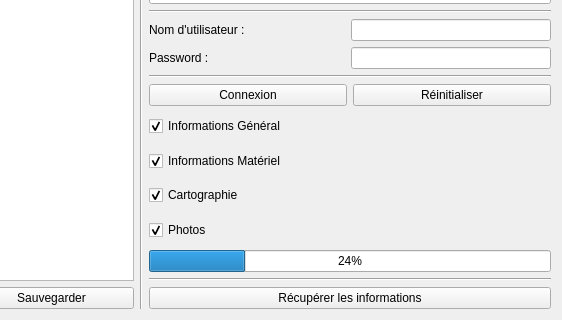
Before: the Qt Designer form Modules/Drone_State/Drone_State.ui in OCADrone/Desktop, drawn with Qt 5; both pictures show x 214 to 776 and y 180 to 500 of the 776 by 500 pixel window.
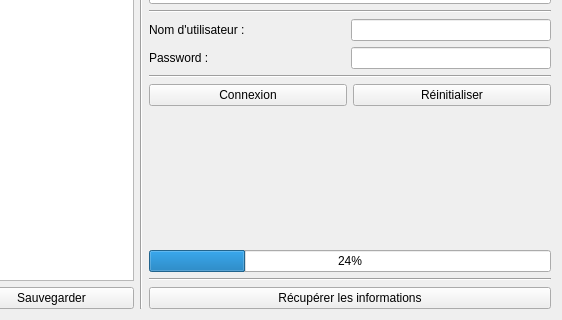
After: the same form once the commit is applied. Icons and pictures are not drawn.

Commit message: [Drone State] - Module list created dynamically, place xml from XMLCreator in xml folder. XML config file is broke.

Diff of the .ui file:
```diff
--- a/Modules/Drone_State/Drone_State.ui
+++ b/Modules/Drone_State/Drone_State.ui
@@ -402,159 +402,23 @@
            </item>
           </layout>
          </item>
+         <item>
+          <spacer name="verticalSpacer">
+           <property name="orientation">
+            <enum>Qt::Vertical</enum>
+           </property>
+           <property name="sizeHint" stdset="0">
+            <size>
+             <width>20</width>
+             <height>40</height>
+            </size>
+           </property>
+          </spacer>
+         </item>
          <item>
           <layout class="QVBoxLayout" name="getInformations">
            <item>
-            <layout class="QVBoxLayout" name="Informations">
-             <item>
-              <layout class="QHBoxLayout" name="DroneInformations">
-               <item>
-                <widget class="QCheckBox" name="Info_checkbox">
-                 <property name="text">
-                  <string>Informations Général</string>
-                 </property>
-                 <property name="checked">
-                  <bool>true</bool>
-                 </property>
-                </widget>
-               </item>
-               <item>
-                <spacer name="Info_horizontalSpacer">
-                 <property name="orientation">
-                  <enum>Qt::Horizontal</enum>
-                 </property>
-                 <property name="sizeHint" stdset="0">
-                  <size>
-                   <width>40</width>
-                   <height>20</height>
-                  </size>
-                 </property>
-                </spacer>
-               </item>
-               <item>
-                <widget class="QLabel" name="Info_label">
-                 <property name="text">
-                  <string/>
-                 </property>
-                 <property name="pixmap">
-                  <pixmap resource="myResource.qrc">:/new/myResource/img/red.png</pixmap>
-                 </property>
-                </widget>
-               </item>
-              </layout>
-             </item>
-             <item>
-              <layout class="QHBoxLayout" name="HardwareInformations">
-               <item>
-                <widget class="QCheckBox" name="Hardware_checkBox">
-                 <property name="text">
-                  <string>Informations Matériel</string>
-                 </property>
-                 <property name="checked">
-                  <bool>true</bool>
-                 </property>
-                </widget>
-               </item>
-               <item>
-                <spacer name="Hardware_horizontalSpacer">
-                 <property name="orientation">
-                  <enum>Qt::Horizontal</enum>
-                 </property>
-                 <property name="sizeHint" stdset="0">
-                  <size>
-                   <width>40</width>
-                   <height>20</height>
-                  </size>
-                 </property>
-                </spacer>
-               </item>
-               <item>
-                <widget class="QLabel" name="Hardware_label">
-                 <property name="text">
-                  <string/>
-                 </property>
-                 <property name="pixmap">
-                  <pixmap resource="myResource.qrc">:/new/myResource/img/red.png</pixmap>
-                 </property>
-                </widget>
-               </item>
-              </layout>
-             </item>
-             <item>
-              <layout class="QHBoxLayout" name="MissionManagement">
-               <item>
-                <widget class="QCheckBox" name="Mission_checkBox">
-                 <property name="text">
-                  <string>Cartographie</string>
-                 </property>
-                 <property name="checked">
-                  <bool>true</bool>
-                 </property>
-                </widget>
-               </item>
-               <item>
-                <spacer name="Mission_horizontalSpacer">
-                 <property name="orientation">
-                  <enum>Qt::Horizontal</enum>
-                 </property>
-                 <property name="sizeHint" stdset="0">
-                  <size>
-                   <width>40</width>
-                   <height>20</height>
-                  </size>
-                 </property>
-                </spacer>
-               </item>
-               <item>
-                <widget class="QLabel" name="Mission_label">
-                 <property name="text">
-                  <string/>
-                 </property>
-                 <property name="pixmap">
-                  <pixmap resource="myResource.qrc">:/new/myResource/img/red.png</pixmap>
-                 </property>
-                </widget>
-               </item>
-              </layout>
-             </item>
-             <item>
-              <layout class="QHBoxLayout" name="Photos">
-               <item>
-                <widget class="QCheckBox" name="Photos_checkBox">
-                 <property name="text">
-                  <string>Photos</string>
-                 </property>
-                 <property name="checked">
-                  <bool>true</bool>
-                 </property>
-                </widget>
-               </item>
-               <item>
-                <spacer name="Photos_horizontalSpacer">
-                 <property name="orientation">
-                  <enum>Qt::Horizontal</enum>
-                 </property>
-                 <property name="sizeHint" stdset="0">
-                  <size>
-                   <width>40</width>
-                   <height>20</height>
-                  </size>
-                 </property>
-                </spacer>
-               </item>
-               <item>
-                <widget class="QLabel" name="Photos_label">
-                 <property name="text">
-                  <string/>
-                 </property>
-                 <property name="pixmap">
-                  <pixmap resource="myResource.qrc">:/new/myResource/img/red.png</pixmap>
-                 </property>
-                </widget>
-               </item>
-              </layout>
-             </item>
-            </layout>
+            <layout class="QVBoxLayout" name="Informations"/>
            </item>
            <item>
             <widget class="QProgressBar" name="getInfo_progressBar">
```
The commit also changes 3 other files.
